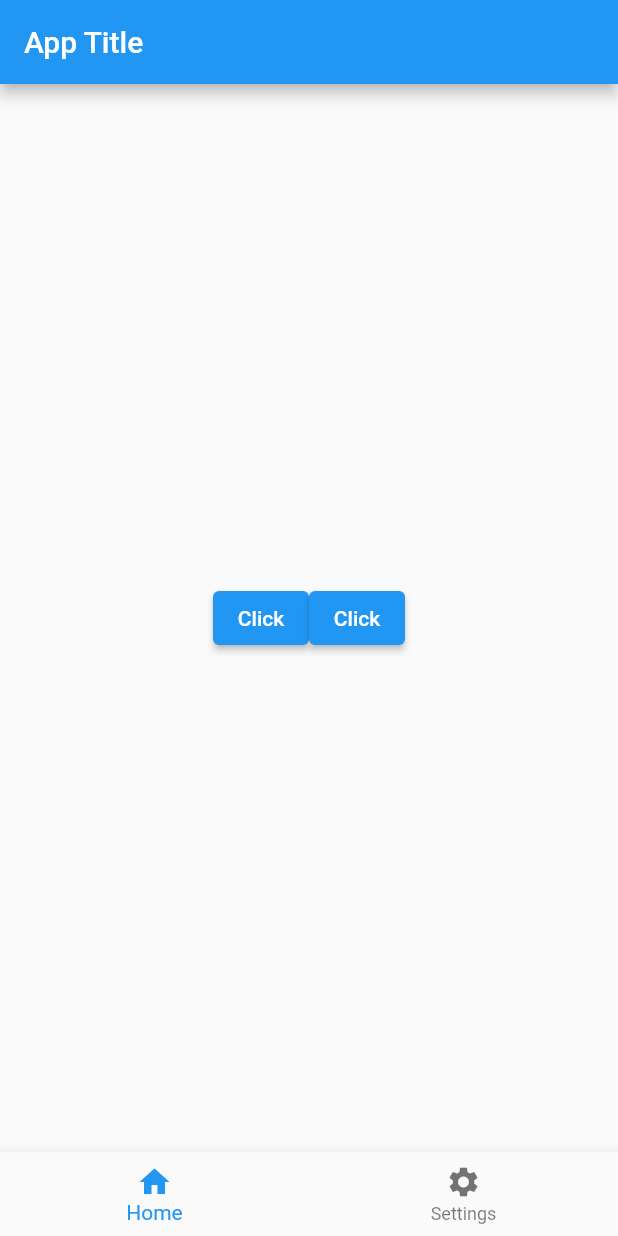
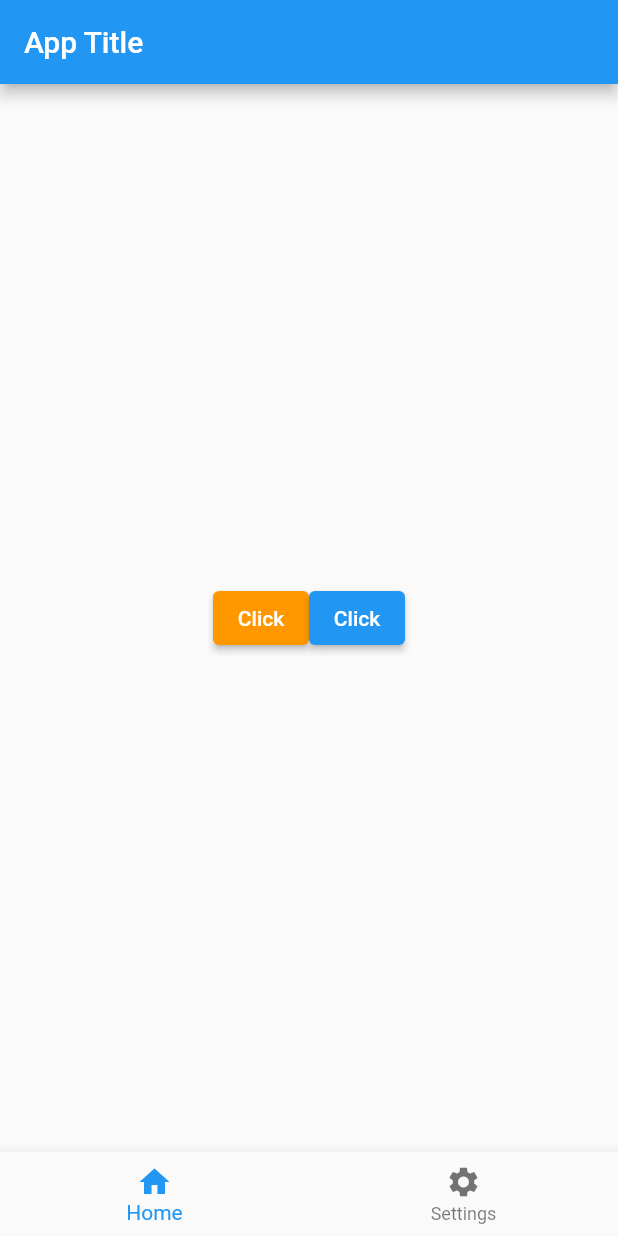
Before and after one commit to mluthfij/flutter-app, a Flutter app: the screen it shows after launch, on a phone screen of 412 x 824 dp. Run offline on Flutter 3.47's test engine with Material 2 defaults, Android fonts, the phone set to English and light mode, and no system bars.

```diff
--- a/lib/main.dart
+++ b/lib/main.dart
@@ -32,6 +32,10 @@ class _MyAppState extends State<MyApp> {
               crossAxisAlignment: CrossAxisAlignment.center,
               children: [
                 ElevatedButton(
+                  style: ElevatedButton.styleFrom(
+                    onPrimary: Colors.white,
+                    primary: Colors.orange,
+                  ),
                   onPressed: () {
                     setState(() {
                       buttonName = 'Clicked';
```
